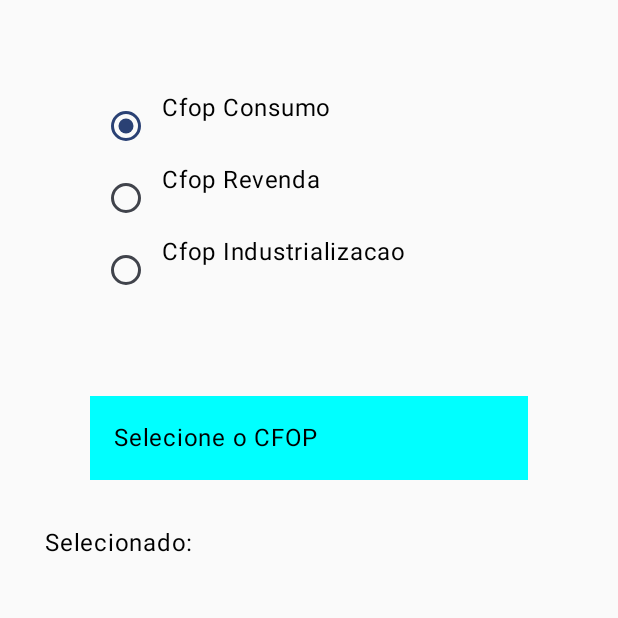
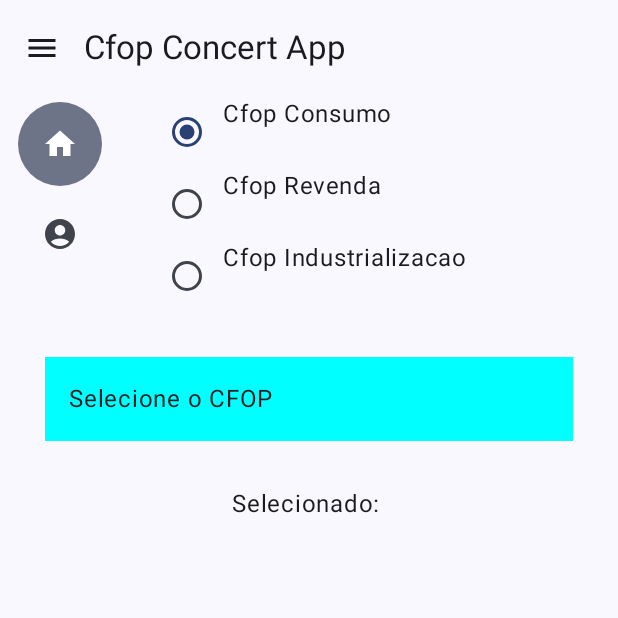
Before and after one commit to TalesPalma/Cfop-Convert-Mobile, an Android app built with Jetpack Compose: the screen it shows after launch (MainActivity), on a phone screen of 412 x 824 dp, the top half of it. Run offline under Robolectric (Android 15) with nearby library versions, the phone set to English and light mode, and no system bars; our stand-ins replace Dagger/Hilt's generated code, Room's generated code.

Commit message:
Component menu implemetend

```diff
--- a/app/src/main/java/com/talespalma/cfopconvertmobile/MainActivity.kt
+++ b/app/src/main/java/com/talespalma/cfopconvertmobile/MainActivity.kt
@@ -1,17 +1,25 @@
 package com.talespalma.cfopconvertmobile
 
+import android.annotation.SuppressLint
 import android.os.Bundle
 import androidx.activity.ComponentActivity
 import androidx.activity.compose.setContent
 import androidx.activity.enableEdgeToEdge
+import androidx.compose.foundation.layout.padding
+import androidx.compose.material.icons.Icons
+import androidx.compose.material.icons.filled.Menu
+import androidx.compose.material3.ExperimentalMaterial3Api
+import androidx.compose.material3.Icon
+import androidx.compose.material3.IconButton
+import androidx.compose.material3.Scaffold
+import androidx.compose.material3.Text
+import androidx.compose.material3.TopAppBar
 import androidx.compose.runtime.Composable
 import androidx.compose.ui.Modifier
-import androidx.navigation.compose.NavHost
 import androidx.navigation.compose.rememberNavController
 import com.talespalma.cfopconvertmobile.database.AppDatabase
 import com.talespalma.cfopconvertmobile.navigation.MyNavHost
-import com.talespalma.cfopconvertmobile.navigation.RoutesNav
-import com.talespalma.cfopconvertmobile.navigation.myNavGraph
+import com.talespalma.cfopconvertmobile.ui.components.SideMenuNavigation
 import com.talespalma.cfopconvertmobile.ui.theme.CfopConvertMobileTheme
 import dagger.hilt.android.AndroidEntryPoint
 import javax.inject.Inject
@@ -26,8 +34,26 @@ class MainActivity : ComponentActivity() {
         enableEdgeToEdge()
         setContent {
             CfopConvertMobileTheme {
-                MyNavHost(db = db)
+                InitApp(db = db)
             }
         }
     }
 }
+
+
+@OptIn(ExperimentalMaterial3Api::class)
+@SuppressLint("UnusedMaterial3ScaffoldPaddingParameter")
+@Composable
+fun InitApp(db: AppDatabase) {
+    val navController = rememberNavController()
+    Scaffold(topBar = {
+        TopAppBar(title = { Text("Cfop Concert App") }, navigationIcon = {
+            IconButton(onClick = {}) {
+                Icon(imageVector = Icons.Filled.Menu, contentDescription = "Menu")
+            }
+        })
+    }) { padding ->
+        SideMenuNavigation(navHostController = navController, modifier = Modifier.padding(padding))
+        MyNavHost(db = db, navController = navController, modifier = Modifier.padding(padding))
+    }
+}
--- a/app/src/main/java/com/talespalma/cfopconvertmobile/navigation/MyNavHost.kt
+++ b/app/src/main/java/com/talespalma/cfopconvertmobile/navigation/MyNavHost.kt
@@ -2,16 +2,16 @@ package com.talespalma.cfopconvertmobile.navigation
 
 import androidx.compose.runtime.Composable
 import androidx.compose.ui.Modifier
-import androidx.navigation.compose.rememberNavController
+import androidx.navigation.NavHostController
+import androidx.navigation.compose.NavHost
 import com.talespalma.cfopconvertmobile.database.AppDatabase
 
 @Composable
-fun MyNavHost(modifier: Modifier = Modifier, db: AppDatabase) {
-    val navController = rememberNavController()
-    androidx.navigation.compose.NavHost(
+fun MyNavHost(modifier: Modifier = Modifier, db: AppDatabase, navController: NavHostController) {
+    NavHost(
         navController = navController,
         startDestination = RoutesNav.Home.name
     ) {
-        myNavGraph(navController, db)
+        myNavGraph(navController, db,modifier)
     }
 }
--- a/app/src/main/java/com/talespalma/cfopconvertmobile/navigation/NavGraphsApp.kt
+++ b/app/src/main/java/com/talespalma/cfopconvertmobile/navigation/NavGraphsApp.kt
@@ -1,5 +1,6 @@
 package com.talespalma.cfopconvertmobile.navigation
 
+import androidx.compose.ui.Modifier
 import androidx.navigation.NavGraphBuilder
 import androidx.navigation.NavHostController
 import androidx.navigation.compose.composable
@@ -7,12 +8,15 @@ import com.talespalma.cfopconvertmobile.database.AppDatabase
 import com.talespalma.cfopconvertmobile.ui.contact.ContactScreen
 import com.talespalma.cfopconvertmobile.ui.home.Home
 
-fun NavGraphBuilder.myNavGraph(navController: NavHostController, database: AppDatabase) {
+fun NavGraphBuilder.myNavGraph(
+    navController: NavHostController,
+    database: AppDatabase,
+    modifier: Modifier
+) {
     composable(RoutesNav.Home.name) {
-        Home(db = database, navController = navController)
+        Home(db = database, navController = navController, modifier = modifier)
     }
-    composable(RoutesNav.Contact.name+"/{name}") {
-        val name = it.arguments?.getString("name")
-        ContactScreen(navController = navController, name = name)
+    composable(RoutesNav.Contact.name) {
+        ContactScreen(name = "Tales", modifier = modifier)
     }
 }
--- /dev/null
+++ b/app/src/main/java/com/talespalma/cfopconvertmobile/ui/components/SideMenu.kt
@@ -0,0 +1,62 @@
+package com.talespalma.cfopconvertmobile.ui.components
+
+import androidx.compose.foundation.clickable
+import androidx.compose.foundation.layout.Row
+import androidx.compose.material.icons.Icons
+import androidx.compose.material.icons.filled.AccountCircle
+import androidx.compose.material.icons.filled.Home
+import androidx.compose.material3.Icon
+import androidx.compose.material3.NavigationRail
+import androidx.compose.material3.NavigationRailItem
+import androidx.compose.runtime.Composable
+import androidx.compose.runtime.getValue
+import androidx.compose.runtime.mutableIntStateOf
+import androidx.compose.runtime.mutableStateOf
+import androidx.compose.runtime.remember
+import androidx.compose.runtime.setValue
+import androidx.compose.ui.Modifier
+import androidx.navigation.NavController
+import androidx.navigation.NavGraph
+import androidx.navigation.NavGraphBuilder
+import androidx.navigation.NavHostController
+import com.talespalma.cfopconvertmobile.navigation.RoutesNav
+import com.talespalma.cfopconvertmobile.navigation.myNavGraph
+
+@Composable
+fun SideMenuNavigation(modifier: Modifier = Modifier, navHostController: NavController) {
+    var selectedItem by remember { mutableIntStateOf(0) }
+    val pages = listOf(
+        RoutesNav.Home,
+        RoutesNav.Contact
+    )
+    val icons = listOf(Icons.Filled.Home, Icons.Filled.AccountCircle)
+    Row(modifier = modifier){
+        NavigationRail{
+            pages.forEachIndexed { index, item ->
+                when (item) {
+                    RoutesNav.Home -> {
+                        NavigationRailItem(
+                            icon = { Icon(icons[index], contentDescription = "") },
+                            selected = selectedItem == index,
+                            onClick = {
+                                selectedItem = index
+                                navHostController.navigate(RoutesNav.Home.name)
+                            }
+                        )
+                    }
+
+                    RoutesNav.Contact -> {
+                        NavigationRailItem(
+                            icon = { Icon(icons[index], contentDescription = "") },
+                            selected = selectedItem == index,
+                            onClick = {
+                                selectedItem = index
+                                navHostController.navigate(RoutesNav.Contact.name)
+                            }
+                        )
+                    }
+                }
+            }
+        }
+    }
+}
--- a/app/src/main/java/com/talespalma/cfopconvertmobile/ui/contact/ContactScreen.kt
+++ b/app/src/main/java/com/talespalma/cfopconvertmobile/ui/contact/ContactScreen.kt
@@ -14,10 +14,9 @@ import androidx.navigation.NavHostController
 @Composable
 fun ContactScreen(
     modifier: Modifier = Modifier,
-    navController: NavHostController,
     name: String?
 ) {
-    Column(modifier.background(Color.Red)) {
+    Column(modifier = modifier) {
         Text(text = "Ola $name", modifier = Modifier.padding(100.dp))
     }
 }
--- a/app/src/main/java/com/talespalma/cfopconvertmobile/ui/home/HomeScreen.kt
+++ b/app/src/main/java/com/talespalma/cfopconvertmobile/ui/home/HomeScreen.kt
@@ -35,12 +35,10 @@ fun Home(modifier: Modifier = Modifier, db: AppDatabase?, navController: NavCont
 
     var categorySelected by remember { mutableIntStateOf(1) }
     val cfops: SnapshotStateList<Cfop> = remember { mutableStateListOf() }
-    Column(modifier = Modifier.padding(30.dp)) {
+    Column(modifier = modifier, horizontalAlignment = Alignment.CenterHorizontally) {
+
         Column(
             modifier = Modifier
-                .padding(30.dp)
-                .fillMaxWidth()
-                .align(Alignment.End)
         ) {
             Row {
                 RadioButton(onClick = { categorySelected = 1 }, selected = (categorySelected == 1))
@@ -131,10 +129,6 @@ fun Home(modifier: Modifier = Modifier, db: AppDatabase?, navController: NavCont
 }
 
 
-
-
-
-
 @Preview(showSystemUi = true)
 @Composable
 private fun HomePreview() {
```
